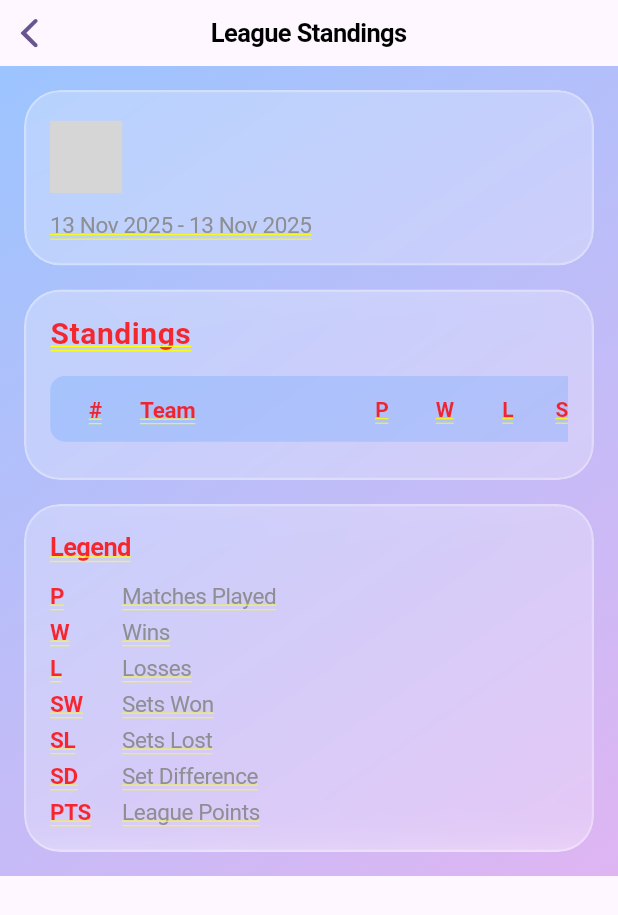
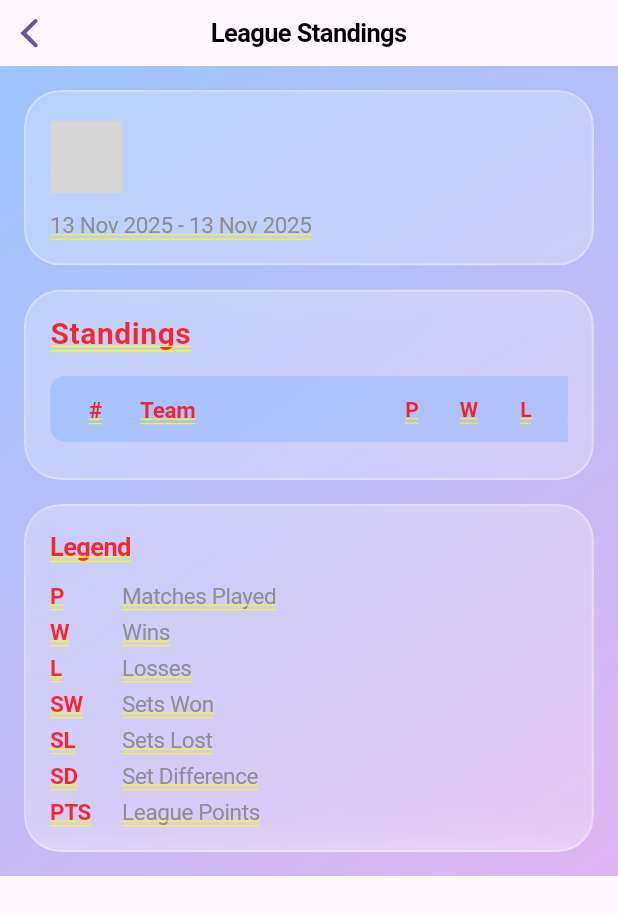
Before and after one commit to antonidebicki/Computer-Science-NEA, a Flutter app: the LeagueStandingsScreen screen opened directly with empty values, on a phone screen of 412 x 824 dp. Shown: the top 915 px of the screen. Run offline on Flutter 3.47's test engine with Material 3 defaults, Android fonts, the phone set to English and light mode, and no system bars; missing offline and left inert: flutter_sficon; key blocks and very long unbroken strings in the code were emptied for the run; grey boxes are pictures that could not be loaded.

Commit message:
feat(ui): enhance league standings table with responsive design and improved header layout

```diff
--- a/volleyleague/lib/features/leagues/widgets/standings_table.dart
+++ b/volleyleague/lib/features/leagues/widgets/standings_table.dart
@@ -31,14 +31,19 @@ class StandingsTable extends StatelessWidget {
             ),
           ),
           const SizedBox(height: Spacing.lg),
-          // Horizontal scroll for narrow screens
-          SingleChildScrollView(
-            scrollDirection: Axis.horizontal,
-            child: Column(
+          // Use LayoutBuilder to get available width
+          LayoutBuilder(
+            builder: (context, constraints) {
+              // Minimum width needed for table (adjust this value as needed)
+              const minTableWidth = 500.0;
+              final needsScroll = constraints.maxWidth < minTableWidth;
+              final tableWidth = needsScroll ? minTableWidth : constraints.maxWidth;
+
+              final tableContent = Column(
                 crossAxisAlignment: CrossAxisAlignment.start,
                 children: [
                   // Table Header
-                _buildTableHeader(),
+                  _buildTableHeader(tableWidth),
                   const SizedBox(height: Spacing.sm),
                   // Table Rows
                   ...standings.asMap().entries.map((entry) {
@@ -48,17 +53,34 @@ class StandingsTable extends StatelessWidget {
                       position: index + 1,
                       standing: standing,
                       team: teams[standing.teamId],
+                      availableWidth: tableWidth,
                     );
                   }),
                 ],
+              );
+
+              // Wrap in horizontal scroll if needed
+              return needsScroll
+                  ? SingleChildScrollView(
+                      scrollDirection: Axis.horizontal,
+                      child: SizedBox(
+                        width: tableWidth,
+                        child: tableContent,
                       ),
+                    )
+                  : tableContent;
+            },
           ),
         ],
       ),
     );
   }
 
-  Widget _buildTableHeader() {
+  Widget _buildTableHeader(double availableWidth) {
+    // Calculate responsive column widths
+    final statColumnWidth = _calculateStatColumnWidth(availableWidth);
+    final positionWidth = _calculatePositionWidth(availableWidth);
+
     return Container(
       padding: const EdgeInsets.symmetric(
         horizontal: Spacing.md,
@@ -71,49 +93,69 @@ class StandingsTable extends StatelessWidget {
       child: Row(
         children: [
           SizedBox(
-            width: 36,
-            child: AppText(
+            width: positionWidth,
+            child: Text(
               '#',
               style: AppTypography.subhead.copyWith(
                 fontWeight: FontWeight.bold,
               ),
               textAlign: TextAlign.center,
+              maxLines: 1,
+              overflow: TextOverflow.ellipsis,
             ),
           ),
           const SizedBox(width: Spacing.md),
-          SizedBox(
-            width: 140,
-            child: AppText(
+          Expanded(
+            child: Text(
               'Team',
               style: AppTypography.subhead.copyWith(
                 fontWeight: FontWeight.bold,
               ),
+              maxLines: 1,
+              overflow: TextOverflow.ellipsis,
             ),
           ),
-          _buildHeaderCell('P'),
-          _buildHeaderCell('W'),
-          _buildHeaderCell('L'),
-          _buildHeaderCell('SW'),
-          _buildHeaderCell('SL'),
-          _buildHeaderCell('SD'),
-          _buildHeaderCell('PTS'),
+          _buildHeaderCell('P', statColumnWidth),
+          _buildHeaderCell('W', statColumnWidth),
+          _buildHeaderCell('L', statColumnWidth),
+          _buildHeaderCell('SW', statColumnWidth),
+          _buildHeaderCell('SL', statColumnWidth),
+          _buildHeaderCell('SD', statColumnWidth),
+          _buildHeaderCell('PTS', statColumnWidth),
         ],
       ),
     );
   }
 
-  Widget _buildHeaderCell(String label) {
+  Widget _buildHeaderCell(String label, double width) {
     return SizedBox(
-      width: 42,
-      child: AppText(
+      width: width,
+      child: Text(
         label,
         style: AppTypography.subhead.copyWith(
           fontWeight: FontWeight.bold,
           fontSize: 14,
         ),
         textAlign: TextAlign.center,
+        maxLines: 1,
+        overflow: TextOverflow.ellipsis,
       ),
     );
+  }
+
+  // Calculate responsive column widths based on available space
+  double _calculatePositionWidth(double availableWidth) {
+    return availableWidth < 400 ? 30 : 36;
+  }
+
+  double _calculateStatColumnWidth(double availableWidth) {
+    if (availableWidth < 400) {
+      return 32;
+    } else if (availableWidth < 600) {
+      return 38;
+    } else {
+      return 42;
+    }
   }
 }
 
@@ -122,11 +164,13 @@ class _StandingRow extends StatelessWidget {
   final int position;
   final LeagueStanding standing;
   final Team? team;
+  final double availableWidth;
 
   const _StandingRow({
     required this.position,
     required this.standing,
     required this.team,
+    required this.availableWidth,
   });
 
   @override
@@ -135,6 +179,10 @@ class _StandingRow extends StatelessWidget {
     final isFirst = position == 1;
     final isSecond = position == 2;
     final isThird = position == 3;
+
+    // Calculate responsive widths to match header
+    final statColumnWidth = _calculateStatColumnWidth(availableWidth);
+    final positionWidth = _calculatePositionWidth(availableWidth);
 
     return Container(
       margin: const EdgeInsets.only(bottom: Spacing.xs),
@@ -155,8 +203,8 @@ class _StandingRow extends StatelessWidget {
       child: Row(
         children: [
           SizedBox(
-        width: 36,
-        child: AppText(
+            width: positionWidth,
+            child: Text(
               '$position',
               textAlign: TextAlign.center,
               style: AppTypography.body.copyWith(
@@ -169,25 +217,29 @@ class _StandingRow extends StatelessWidget {
                       ? const Color(0xFFCD7F32)
                       : null,
               ),
+              maxLines: 1,
+              overflow: TextOverflow.ellipsis,
             ),
           ),
           const SizedBox(width: Spacing.md),
-        SizedBox(
-        width: 140,
-        child: AppText(
+          Expanded(
+            child: Text(
               team?.name ?? 'Unknown Team',
               style: AppTypography.body.copyWith(
                 fontWeight: isTopThree ? FontWeight.bold : FontWeight.normal,
               ),
+              maxLines: 1,
+              overflow: TextOverflow.ellipsis,
             ),
           ),
-        _buildDataCell('${standing.matchesPlayed}'),
-        _buildDataCell('${standing.wins}'),
-        _buildDataCell('${standing.losses}'),
-        _buildDataCell('${standing.setsWon}'),
-        _buildDataCell('${standing.setsLost}'),
+          _buildDataCell('${standing.matchesPlayed}', statColumnWidth),
+          _buildDataCell('${standing.wins}', statColumnWidth),
+          _buildDataCell('${standing.losses}', statColumnWidth),
+          _buildDataCell('${standing.setsWon}', statColumnWidth),
+          _buildDataCell('${standing.setsLost}', statColumnWidth),
           _buildDataCell(
             '${standing.setDifference > 0 ? '+' : ''}${standing.setDifference}',
+            statColumnWidth,
             color: standing.setDifference > 0
               ? CupertinoColors.systemGreen
               : standing.setDifference < 0
@@ -196,6 +248,7 @@ class _StandingRow extends StatelessWidget {
           ),
           _buildDataCell(
             '${standing.leaguePoints}',
+            statColumnWidth,
             color: CupertinoColors.activeBlue,
             bold: true,
           ),
@@ -204,10 +257,10 @@ class _StandingRow extends StatelessWidget {
     );
   }
 
-  Widget _buildDataCell(String text, {Color? color, bool bold = false}) {
+  Widget _buildDataCell(String text, double width, {Color? color, bool bold = false}) {
     return SizedBox(
-      width: 42,
-      child: AppText(
+      width: width,
+      child: Text(
         text,
         style: AppTypography.subhead.copyWith(
           fontSize: 14,
@@ -215,7 +268,24 @@ class _StandingRow extends StatelessWidget {
           fontWeight: bold ? FontWeight.bold : FontWeight.normal,
         ),
         textAlign: TextAlign.center,
+        maxLines: 1,
+        overflow: TextOverflow.ellipsis,
       ),
     );
   }
+
+  // Calculate responsive column widths to match header
+  double _calculatePositionWidth(double availableWidth) {
+    return availableWidth < 400 ? 30 : 36;
   }
+
+  double _calculateStatColumnWidth(double availableWidth) {
+    if (availableWidth < 400) {
+      return 32;
+    } else if (availableWidth < 600) {
+      return 38;
+    } else {
+      return 42;
+    }
+  }
+}
```
Also changed, not shown: volleyleague/lib/features/leagues/widgets/league_preview.dart (+5 -2 lines). Lines whose indentation alone changed are shown as unchanged.
